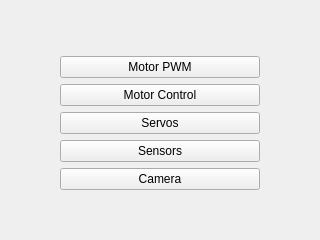
This is ui/MotorsSensorsWidget.ui in kipr/botui as Qt 5 draws it before an edit. The edited form follows.
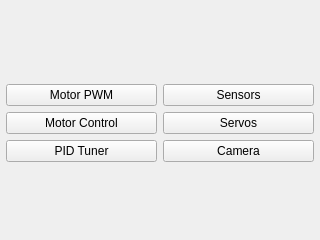
This is the edited form. Icons and pictures are not drawn.

```diff
--- a/ui/MotorsSensorsWidget.ui
+++ b/ui/MotorsSensorsWidget.ui
@@ -27,20 +27,7 @@
     <number>0</number>
    </property>
    <item>
-    <layout class="QHBoxLayout" name="horizontalLayout">
-     <item>
-      <spacer name="horizontalSpacer">
-       <property name="orientation">
-        <enum>Qt::Horizontal</enum>
-       </property>
-       <property name="sizeHint" stdset="0">
-        <size>
-         <width>40</width>
-         <height>20</height>
-        </size>
-       </property>
-      </spacer>
-     </item>
+    <layout class="QHBoxLayout" name="horizontalLayout" stretch="1,1">
      <item>
       <layout class="QVBoxLayout" name="verticalLayout">
        <item>
@@ -79,10 +66,62 @@
         </widget>
        </item>
        <item>
+        <widget class="QPushButton" name="pidTuner">
+         <property name="text">
+          <string>PID Tuner</string>
+         </property>
+         <property name="icon">
+          <iconset resource="../rc/icons.qrc">
+           <normaloff>:/icons/chart_curve.png</normaloff>:/icons/chart_curve.png</iconset>
+         </property>
+        </widget>
+       </item>
+       <item>
+        <spacer name="verticalSpacer">
+         <property name="orientation">
+          <enum>Qt::Vertical</enum>
+         </property>
+         <property name="sizeHint" stdset="0">
+          <size>
+           <width>20</width>
+           <height>40</height>
+          </size>
+         </property>
+        </spacer>
+       </item>
+      </layout>
+     </item>
+     <item>
+      <layout class="QVBoxLayout" name="verticalLayout_3">
+       <item>
+        <spacer name="verticalSpacer_4">
+         <property name="orientation">
+          <enum>Qt::Vertical</enum>
+         </property>
+         <property name="sizeHint" stdset="0">
+          <size>
+           <width>20</width>
+           <height>40</height>
+          </size>
+         </property>
+        </spacer>
+       </item>
+       <item>
+        <widget class="QPushButton" name="sensors">
+         <property name="text">
+          <string>Sensors</string>
+         </property>
+         <property name="icon">
+          <iconset resource="../rc/icons.qrc">
+           <normaloff>:/icons/chart_line.png</normaloff>:/icons/chart_line.png</iconset>
+         </property>
+        </widget>
+       </item>
+       <item>
         <widget class="QPushButton" name="servos">
          <property name="minimumSize">
           <size>
-           <width>200</width>
+           <width>0</width>
            <height>0</height>
           </size>
          </property>
@@ -95,17 +134,6 @@
          </property>
         </widget>
        </item>
-       <item>
-        <widget class="QPushButton" name="sensors">
-         <property name="text">
-          <string>Sensors</string>
-         </property>
-         <property name="icon">
-          <iconset resource="../rc/icons.qrc">
-           <normaloff>:/icons/chart_line.png</normaloff>:/icons/chart_line.png</iconset>
-         </property>
-        </widget>
-       </item>
        <item>
         <widget class="QPushButton" name="camera">
          <property name="text">
@@ -118,7 +146,7 @@
         </widget>
        </item>
        <item>
-        <spacer name="verticalSpacer">
+        <spacer name="verticalSpacer_3">
          <property name="orientation">
           <enum>Qt::Vertical</enum>
          </property>
@@ -132,19 +160,6 @@
        </item>
       </layout>
      </item>
-     <item>
-      <spacer name="horizontalSpacer_2">
-       <property name="orientation">
-        <enum>Qt::Horizontal</enum>
-       </property>
-       <property name="sizeHint" stdset="0">
-        <size>
-         <width>40</width>
-         <height>20</height>
-        </size>
-       </property>
-      </spacer>
-     </item>
     </layout>
    </item>
   </layout>
```
